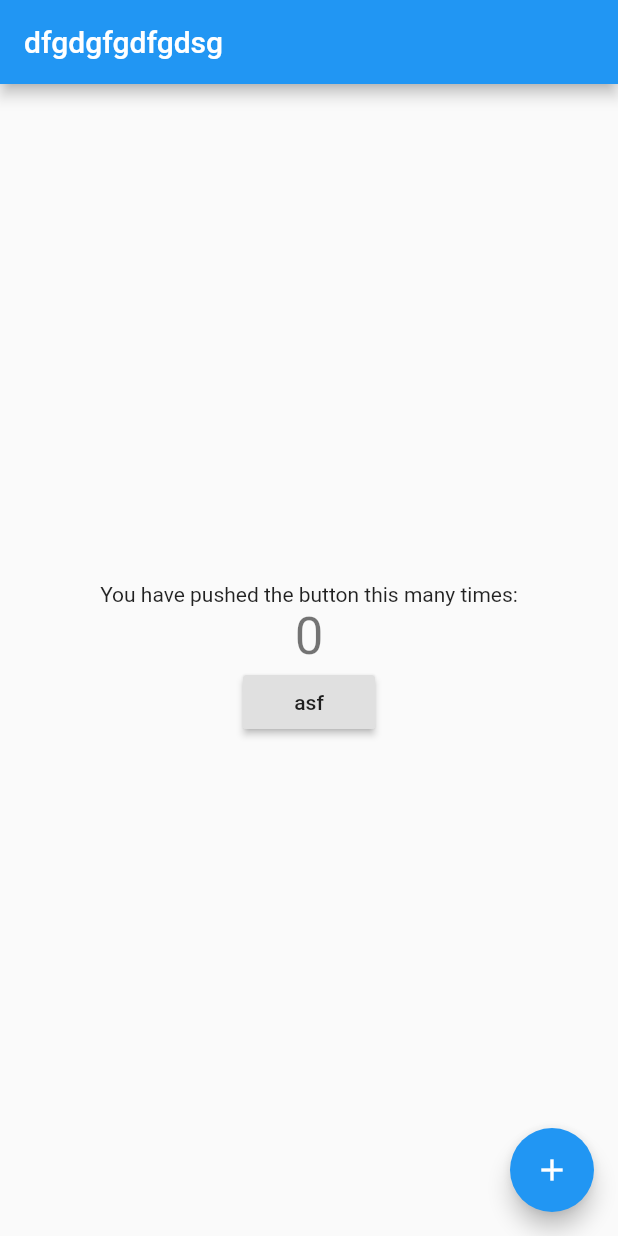
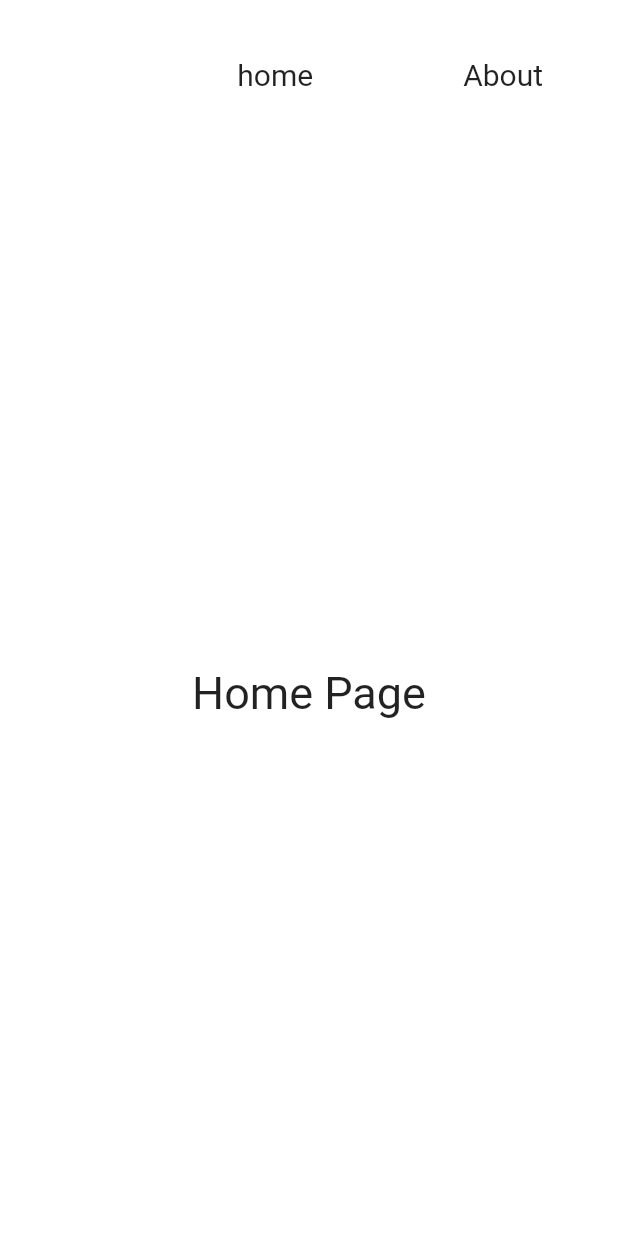
Before and after one commit to shawn-flunge/FirstFlutterWeb, a Flutter app: the screen it shows after launch, on a phone screen of 412 x 824 dp. Run offline on Flutter 3.47's test engine with Material 2 defaults, Android fonts, the phone set to English and light mode, and no system bars.

Commit message:
build navigation bar

```diff
--- /dev/null
+++ b/exex/lib/Widgets/navigation_bar.dart
@@ -0,0 +1,32 @@
+
+
+
+
+import 'package:exex/routes/routes.dart';
+import 'package:flutter/cupertino.dart';
+import 'navigation_item.dart';
+
+
+class NavigationBar extends StatelessWidget{
+
+  @override
+  Widget build(BuildContext context) {
+    return Container(
+      height: 100.0,
+      child: Row(
+        mainAxisSize: MainAxisSize.max,
+        mainAxisAlignment: MainAxisAlignment.end,
+        children: [
+          NavigationItem(
+            title: "home",
+            routeName : routeHome
+          ),
+          NavigationItem(
+            title: "About",
+            routeName: routeAbout
+          ),
+        ],
+      )
+    );
+  }
+}
--- /dev/null
+++ b/exex/lib/Widgets/navigation_item.dart
@@ -0,0 +1,32 @@
+
+
+import 'package:exex/routes/routes.dart';
+import 'package:flutter/cupertino.dart';
+
+class NavigationItem extends StatelessWidget{
+
+  final String title;
+  final String routeName;
+
+  const NavigationItem({
+    @required this.title,
+    @required this.routeName
+    });
+
+  @override
+  Widget build(BuildContext context) {
+    return GestureDetector(
+      onTap : () =>{
+        navKey.currentState.pushNamed(routeName)
+      },
+      child: Padding(
+        padding : const EdgeInsets.symmetric(horizontal: 50),
+        child: Text(
+          title,
+          style: TextStyle(fontSize: 20),
+       )
+      )
+    );
+  }
+
+}
--- /dev/null
+++ b/exex/lib/app_view.dart
@@ -0,0 +1,29 @@
+
+
+import 'package:flutter/cupertino.dart';
+import 'package:flutter/material.dart';
+
+import 'Widgets/navigation_bar.dart';
+
+class AppView extends StatelessWidget{
+
+  final Widget child;
+
+  const AppView({@required this.child});
+
+  @override
+  Widget build(BuildContext context) {
+
+    return Scaffold(
+      backgroundColor: Colors.white,
+      body: Column(
+        children: [
+          NavigationBar(),
+          Expanded(child: child,)
+        ],
+      ),
+    );
+
+  }
+
+}
--- a/exex/lib/main.dart
+++ b/exex/lib/main.dart
@@ -1,3 +1,6 @@
+import 'package:exex/app_view.dart';
+import 'package:exex/routes/router_generator.dart';
+import 'package:exex/routes/routes.dart';
 import 'package:flutter/material.dart';
 
 
@@ -11,25 +14,16 @@ class MyApp extends StatelessWidget {
   @override
   Widget build(BuildContext context) {
     return MaterialApp(
-      title: 'Flutter Demo',
-      initialRoute: "/",
-      routes: {
-        "/" : (context) => MyHomePage(title: "dfgdgfgdfgdsg",),
-        "/second" : (context) => SecondScreen()
-      },
+      debugShowCheckedModeBanner: false,
+      title: "first flutter web",
       theme: ThemeData(
-        // This is the theme of your application.
-        //
-        // Try running your application with "flutter run". You'll see the
-        // application has a blue toolbar. Then, without quitting the app, try
-        // changing the primarySwatch below to Colors.green and then invoke
-        // "hot reload" (press "r" in the console where you ran "flutter run",
-        // or simply save your changes to "hot reload" in a Flutter IDE).
-        // Notice that the counter didn't reset back to zero; the application
-        // is not restarted.
         primarySwatch: Colors.blue,
+        visualDensity: VisualDensity.adaptivePlatformDensity
       ),
-      //home: MyHomePage(title: 'Flutter Demo Home Page'),
+      builder: (_,child) => AppView(child: child),
+      initialRoute: routeHome,
+      navigatorKey: navKey,
+      onGenerateRoute: RouteGenerator.generateRoute,
     );
   }
 }
--- /dev/null
+++ b/exex/lib/routes/router_generator.dart
@@ -0,0 +1,22 @@
+
+
+import 'package:exex/routes/routes.dart';
+import 'package:flutter/cupertino.dart';
+import 'package:flutter/material.dart';
+
+
+import 'package:exex/ui/about_page.dart';
+import 'package:exex/ui/home_page.dart';
+
+class RouteGenerator {
+  static Route<dynamic> generateRoute(RouteSettings settings){
+    switch (settings.name){
+      case routeHome :
+        return MaterialPageRoute(builder : (_) => HomePage());
+        break;
+      case routeAbout:
+        return MaterialPageRoute(builder : (_) => AboutPage());
+        break;
+    }
+  }
+}
--- /dev/null
+++ b/exex/lib/routes/routes.dart
@@ -0,0 +1,7 @@
+
+import 'package:flutter/cupertino.dart';
+
+const String routeHome = "/";
+const String routeAbout = '/about';
+
+final navKey = GlobalKey<NavigatorState>();
--- /dev/null
+++ b/exex/lib/ui/about_page.dart
@@ -0,0 +1,15 @@
+import 'package:flutter/material.dart';
+
+class AboutPage extends StatelessWidget {
+  @override
+  Widget build(BuildContext context) {
+    return Center(
+      child: Container(
+        child: Text(
+          'About Page',
+          style: TextStyle(fontSize: 30),
+        ),
+      ),
+    );
+  }
+}
--- /dev/null
+++ b/exex/lib/ui/home_page.dart
@@ -0,0 +1,17 @@
+
+
+import 'package:flutter/material.dart';
+
+class HomePage extends StatelessWidget {
+  @override
+  Widget build(BuildContext context) {
+    return Center(
+      child: Container(
+        child: Text(
+          'Home Page',
+          style: TextStyle(fontSize: 30),
+        ),
+      ),
+    );
+  }
+}
```
